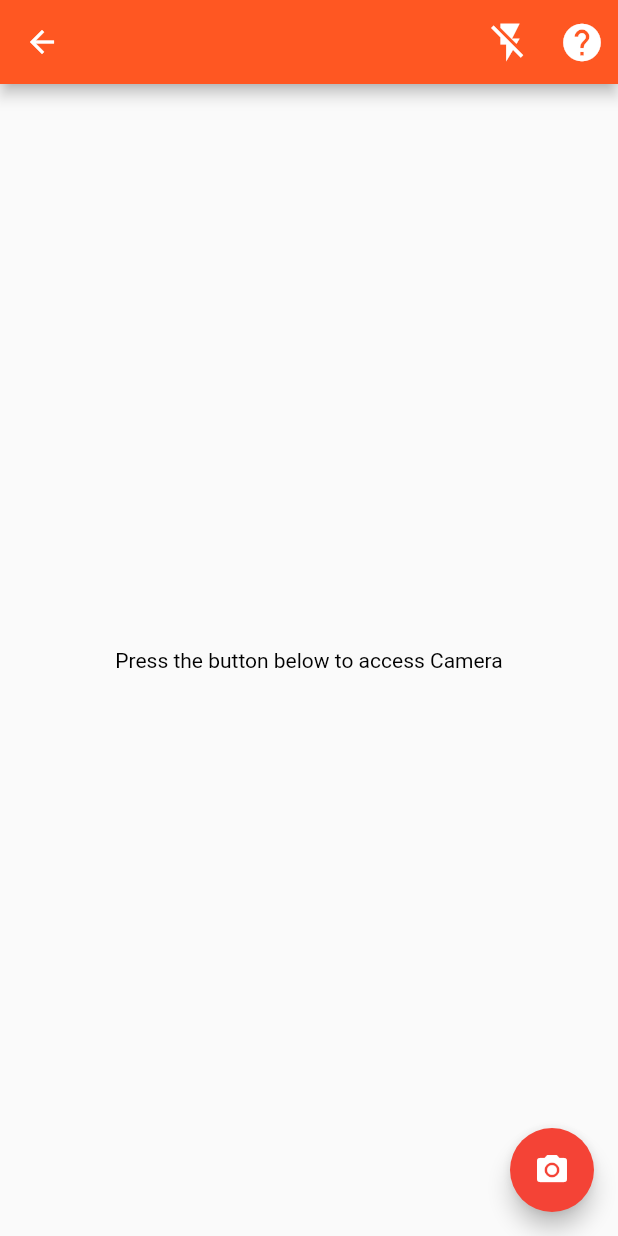
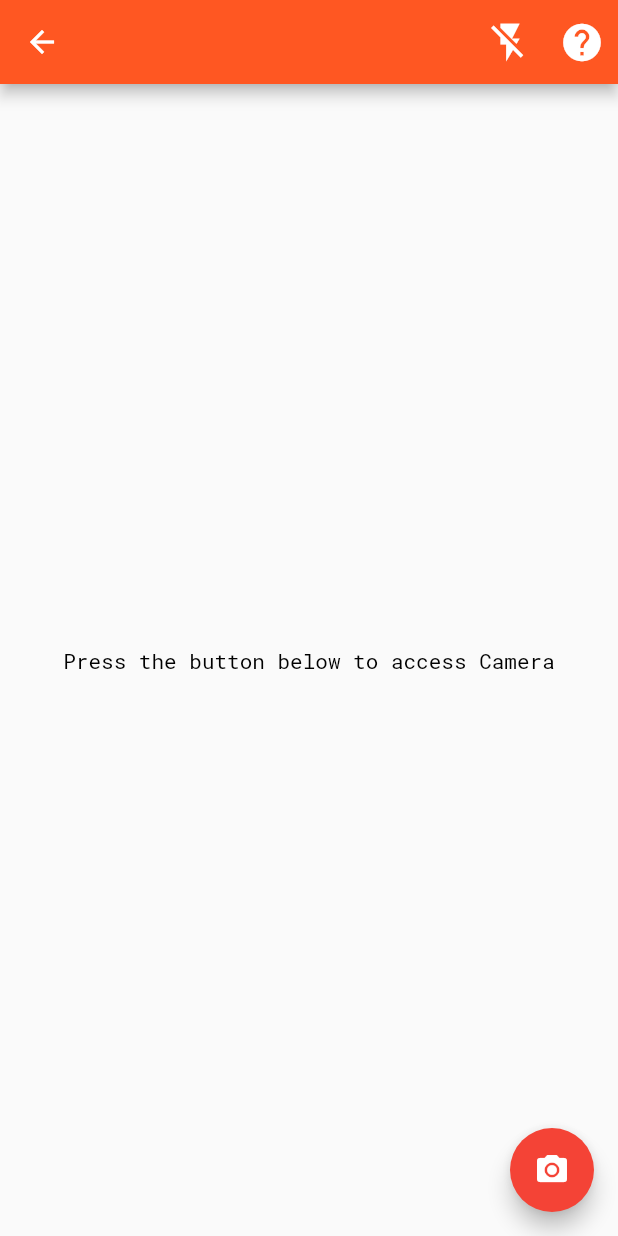
Before and after one commit to CSCIX691DAL/lobster-detection, a Flutter app: the screen it shows after launch, after a tap on "Close", on a phone screen of 412 x 824 dp. Run offline on Flutter 3.47's test engine with Material 2 defaults, Android fonts, the phone set to English and light mode, and no system bars; our stand-ins replace camera, flutter_spinkit, google_fonts; missing offline and left inert: tflite; project files that could hold a hidden picture were left out.

Commit message:
💄 UI: Fixed/Improved App UI

```diff
--- a/flutter-application/lobster_detection/lib/HomePage/HomePage.dart
+++ b/flutter-application/lobster_detection/lib/HomePage/HomePage.dart
@@ -1,7 +1,9 @@
 import 'package:camera/Camera.dart';
 import 'package:flutter/cupertino.dart';
 import 'package:flutter/material.dart';
+import 'package:google_fonts/google_fonts.dart';
 import 'package:lobster_detection/HomePage/Camera/CameraScreen.dart';
+import 'package:google_fonts/google_fonts.dart';
 
 List<CameraDescription> cameras; // camera.dart file
 
@@ -54,8 +56,13 @@ class _HomePageWidgetState extends State<MyHomePage> {
       // For temporary purpose, I am using floating action button for now,
       // but later it can be removed and changed to camera button
 
-      body:
-          const Center(child: Text('Press the button below to access Camera')),
+      body: Center(
+          child: Text(
+        'Press the button below to access Camera',
+        style: GoogleFonts.robotoMono(
+          textStyle: TextStyle(fontSize: 14),
+        ),
+      )),
       floatingActionButton: FloatingActionButton(
         onPressed: () {
           Navigator.push(
--- a/flutter-application/lobster_detection/lib/HomePage/SplashScreen.dart
+++ b/flutter-application/lobster_detection/lib/HomePage/SplashScreen.dart
@@ -1,31 +1,54 @@
 import 'package:flutter/material.dart';
 import 'package:lobster_detection/HomePage/HomePage.dart';
+import 'package:google_fonts/google_fonts.dart';
 
 class splashPage extends StatelessWidget {
   @override
   Widget build(BuildContext context) {
+    // Get Device height and width
+    final double deviceHeight = MediaQuery.of(context).size.height;
+    final double deviceWidth = MediaQuery.of(context).size.width;
+
     return Scaffold(
         appBar: AppBar(
-          title: Text('Intro Page'),
+          title: Text(
+            'Intro Page',
+            style: TextStyle(color: Colors.white70),
+          ),
           backgroundColor: Colors.deepOrange,
         ),
-        body: Column(
-            crossAxisAlignment: CrossAxisAlignment.stretch,
-            children: <Widget>[
+        body:
+            Column(mainAxisAlignment: MainAxisAlignment.spaceAround, children: <
+                Widget>[
           Text('Welcome to \nLobster Detection',
               textAlign: TextAlign.center,
-                  style: TextStyle(fontFamily: 'Montserrat', fontSize: 35.0)),
-              Image.asset('assets/icons/lobster2.png', height: 300.0),
-              Text(
-                  'Lorem ipsum dolor sit amet, consectetur adipiscing elit. Nullam gravida facilisis facilisis. '
-                  'Sed feugiat erat ut est rutrum mattis.'
-                  'In ultriciesligula sed nisi tempus, nec dignissim diam blandit. ',
+              style:
+                  GoogleFonts.robotoMono(textStyle: TextStyle(fontSize: 27))),
+
+          Image.asset('assets/icons/lobster2.png', height: deviceHeight * 0.37),
+
+          Container(
+              margin: EdgeInsets.only(bottom: 10),
+              child: Text(
+                  'This app makes use of Machine Learning to recognize Lobsters.',
                   textAlign: TextAlign.center,
-                  style: TextStyle(fontFamily: 'Montserrat', fontSize: 20.0)),
-              ElevatedButton(
-                style: ButtonStyle(
-                  foregroundColor:
-                      MaterialStateProperty.all<Color>(Colors.white),
+                  style: GoogleFonts.robotoMono(
+                      textStyle: TextStyle(fontSize: 15)))),
+
+          // Button
+          Container(
+            width: (deviceWidth * 0.37),
+            height: (deviceHeight * 0.057),
+            margin: EdgeInsets.only(
+              bottom: 9,
+            ),
+            child: ElevatedButton(
+              style: ElevatedButton.styleFrom(
+                elevation: 10,
+                shadowColor: Colors.black,
+                side: BorderSide(width: 0.03),
+                shape: RoundedRectangleBorder(
+                    borderRadius: BorderRadius.circular(3)),
               ),
               onPressed: () {
                 Navigator.push(
@@ -35,8 +58,14 @@ class splashPage extends StatelessWidget {
                   ),
                 );
               },
-                child: Text('Close'),
-              )
+              child: Text(
+                'Close',
+                textAlign: TextAlign.center,
+                style: GoogleFonts.robotoMono(
+                    textStyle: TextStyle(fontSize: 17, color: Colors.white70)),
+              ),
+            ),
+          ),
         ]));
   }
 }
--- a/flutter-application/lobster_detection/pubspec.yaml
+++ b/flutter-application/lobster_detection/pubspec.yaml
@@ -31,6 +31,7 @@ dependencies:
   tflite: ^1.1.2
   camera: ^0.8.1+3
   image_picker: 0.8.0+3
+  google_fonts: ^2.1.0
 
 dev_dependencies:
   flutter_test:
```
Also changed, not shown: flutter-application/lobster_detection/pubspec.lock. Lines whose indentation alone changed are shown as unchanged.
